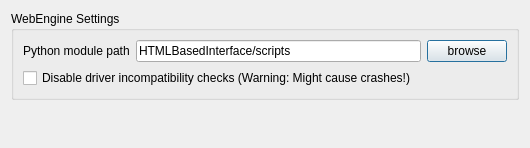
Above: source/VIEW/DIALOGS/webEnginePreferences.ui from BALL-Project/ball before the change. Below: the same form after it.
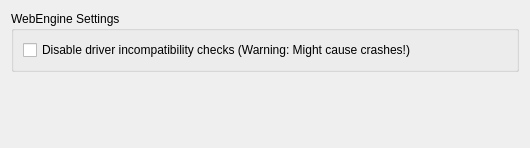
That is the form after the change.

Commit message: [VIEW] Remove Python script selection from WebEngine pref page Additional Python scripts should be located in data/python, which is added automatically to sys.path.

```diff
--- a/source/VIEW/DIALOGS/webEnginePreferences.ui
+++ b/source/VIEW/DIALOGS/webEnginePreferences.ui
@@ -20,40 +20,6 @@
       <string>WebEngine Settings</string>
      </property>
      <layout class="QVBoxLayout" name="verticalLayout_3">
-      <item>
-       <layout class="QHBoxLayout" name="horizontalLayout">
-        <item>
-         <widget class="QLabel" name="label">
-          <property name="toolTip">
-           <string>&lt;html&gt;&lt;head/&gt;&lt;body&gt;&lt;p&gt;Path to additional Python modules used through WebEngine widgets. Requires Python support!&lt;/p&gt;&lt;/body&gt;&lt;/html&gt;</string>
-          </property>
-          <property name="text">
-           <string>Python module path</string>
-          </property>
-         </widget>
-        </item>
-        <item>
-         <widget class="QLineEdit" name="script_base_edit">
-          <property name="toolTip">
-           <string>&lt;html&gt;&lt;head/&gt;&lt;body&gt;&lt;p&gt;Path to additional Python modules used through WebEngine widgets. Requires Python support!&lt;/p&gt;&lt;/body&gt;&lt;/html&gt;</string>
-          </property>
-          <property name="text">
-           <string notr="true">HTMLBasedInterface/scripts</string>
-          </property>
-         </widget>
-        </item>
-        <item>
-         <widget class="QPushButton" name="browse_button">
-          <property name="toolTip">
-           <string>&lt;html&gt;&lt;head/&gt;&lt;body&gt;&lt;p&gt;Path to additional Python modules used through WebEngine widgets. Requires Python support!&lt;/p&gt;&lt;/body&gt;&lt;/html&gt;</string>
-          </property>
-          <property name="text">
-           <string>browse</string>
-          </property>
-         </widget>
-        </item>
-       </layout>
-      </item>
       <item>
        <widget class="QCheckBox" name="skip_checks">
         <property name="enabled">
```
The commit also changes 2 other files.
